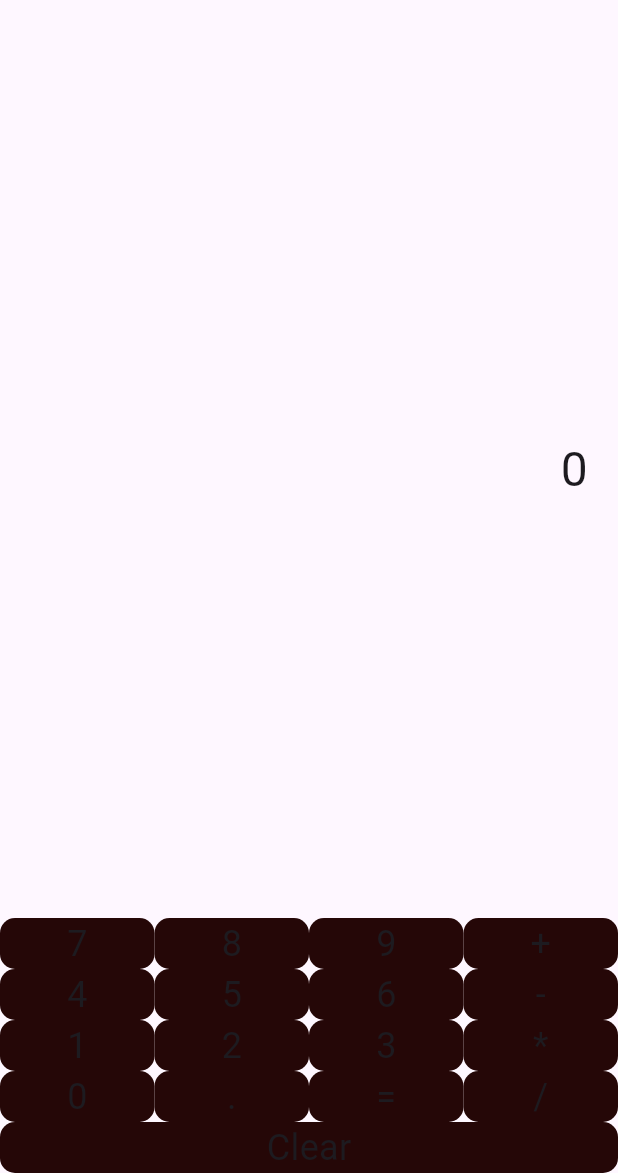
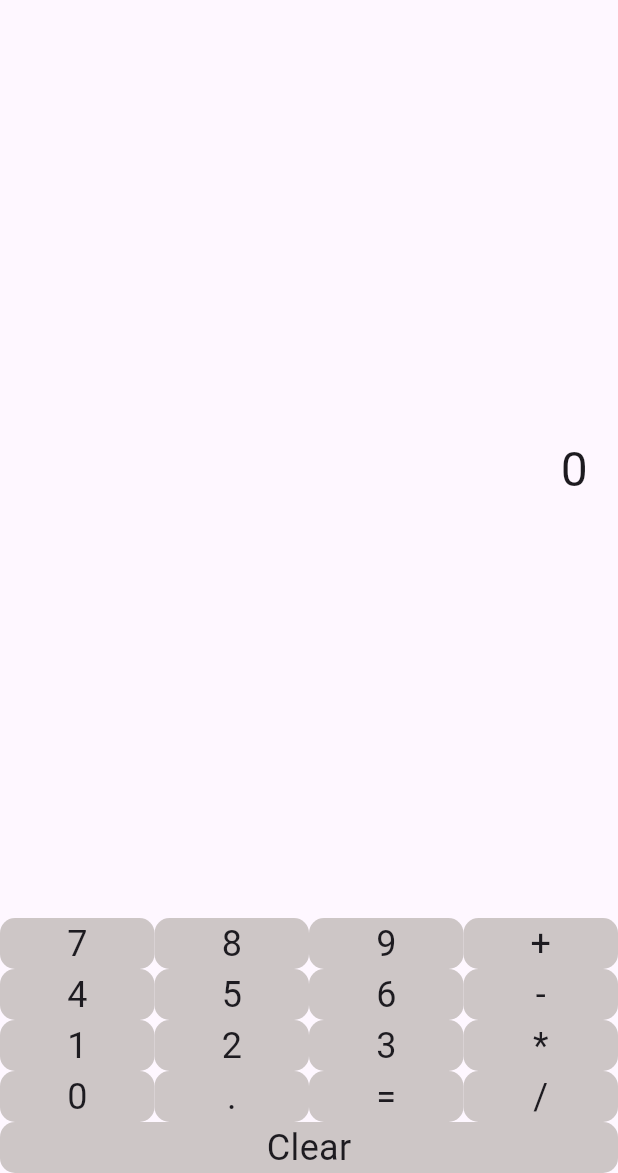
Before and after one commit to dharani211/hw-calculator, a Flutter app: the screen it shows after launch, on a phone screen of 412 x 824 dp, the part 63-1236 px from its top. Run offline on Flutter 3.47's test engine with Material 3 defaults, Android fonts, the phone set to English and light mode, and no system bars.

Commit message:
Submission file

```diff
--- a/lib/main.dart
+++ b/lib/main.dart
@@ -233,7 +233,7 @@ class CalculatorButton extends StatelessWidget {
     return Expanded(
       child: Ink(
         decoration: BoxDecoration(
-          color: const Color.fromARGB(255, 37, 7, 7),
+          color: const Color.fromARGB(255, 205, 198, 198),
           borderRadius: BorderRadius.circular(10),
         ),
         child: InkWell(
```
